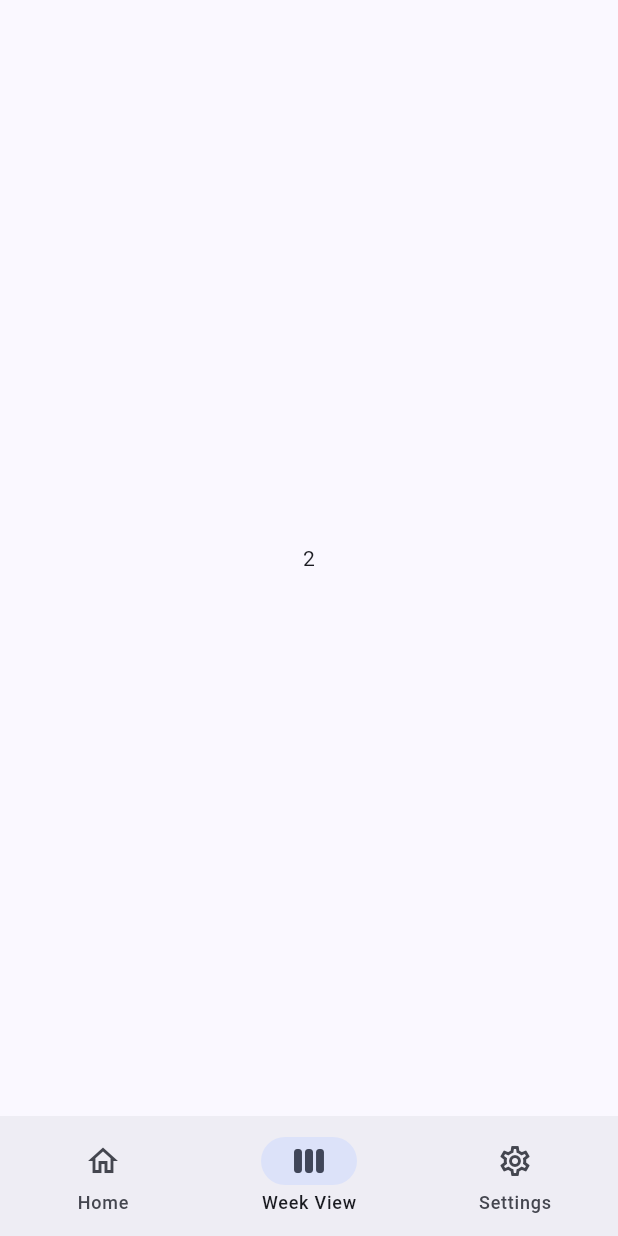
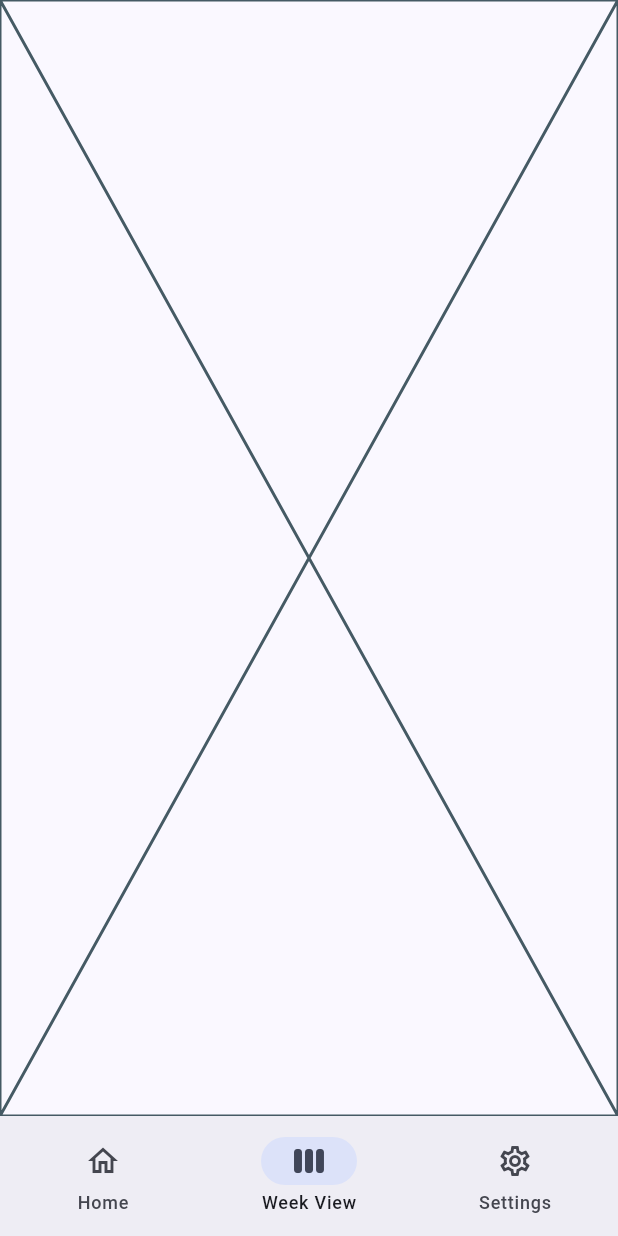
Before and after one commit to todoninja/timeninja, a Flutter app: the screen it shows after launch, item 2 of the bottom bar chosen, on a phone screen of 412 x 824 dp. Run offline on Flutter 3.47's test engine with Material 2 defaults, Android fonts, the phone set to English and light mode, and no system bars; our stand-ins replace bloc, drift, package_info_plus; accounts and stored records are empty; generated files the repository leaves out were written again.

Commit message:
Add Week View page placeholder

```diff
--- a/lib/entry_scaffold/view/entry_scaffold.dart
+++ b/lib/entry_scaffold/view/entry_scaffold.dart
@@ -2,6 +2,7 @@ import 'package:flutter/material.dart';
 import 'package:timeninja/create_tracking/create_tracking.dart';
 import 'package:timeninja/navigation_destination_items.dart';
 import 'package:timeninja/settings/settings.dart';
+import 'package:timeninja/week_view/view/week_view.dart';
 
 class EntryScaffold extends StatefulWidget {
   const EntryScaffold({super.key});
@@ -15,7 +16,7 @@ class _EntryScaffoldState extends State<EntryScaffold> {
 
   final List<Widget> _pages = const [
     CreateTrackingPage(),
-    Center(child: Text('2')),
+    WeekViewPage(),
     SettingsPage(),
   ];
 
--- /dev/null
+++ b/lib/week_view/view/week_view.dart
@@ -0,0 +1,17 @@
+import 'package:flutter/material.dart';
+import 'package:flutter/src/widgets/container.dart';
+import 'package:flutter/src/widgets/framework.dart';
+
+class WeekViewPage extends StatefulWidget {
+  const WeekViewPage({super.key});
+
+  @override
+  State<WeekViewPage> createState() => _WeekViewPageState();
+}
+
+class _WeekViewPageState extends State<WeekViewPage> {
+  @override
+  Widget build(BuildContext context) {
+    return const Placeholder();
+  }
+}
--- /dev/null
+++ b/lib/week_view/week_view.dart
@@ -0,0 +1 @@
+export 'view/week_view.dart';
```
